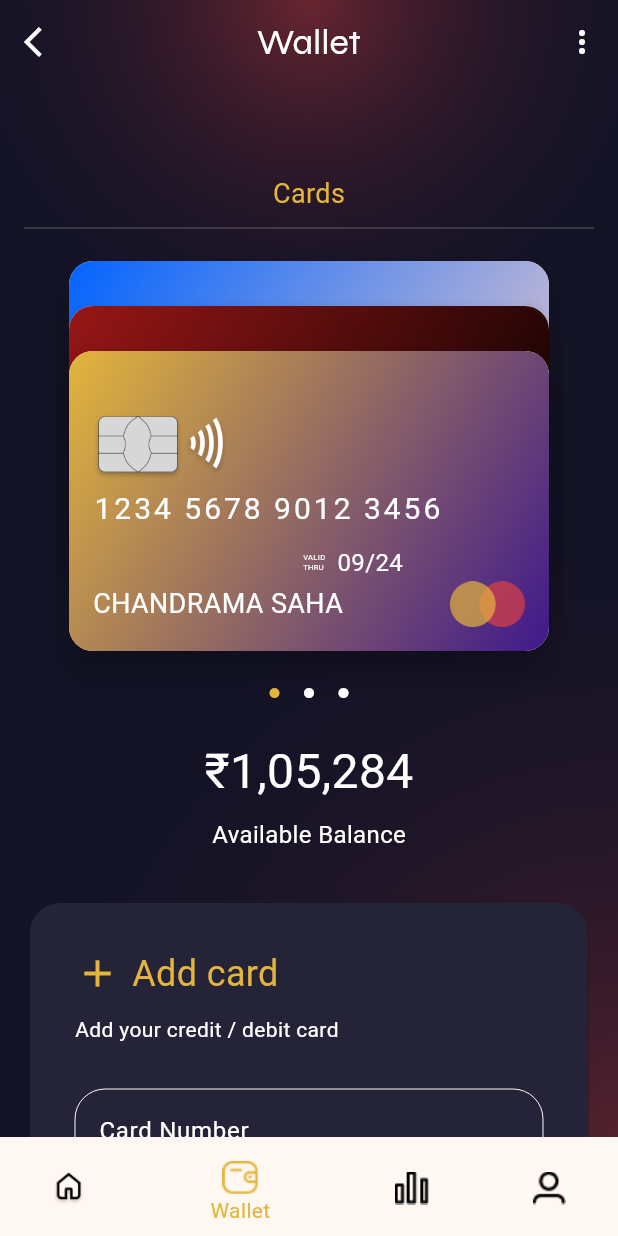
After one commit to Mans22r/Expensify, a Flutter app: the WalletPage screen opened directly, on a phone screen of 412 x 824 dp. The commit adds this screen. Run offline on Flutter 3.47's test engine with Material 3 defaults, Android fonts, the light colour scheme and no system bars; our stand-ins replace google_fonts; Roboto replaces fonts that are missing (DMSans).

Commit message:
bottom navbar changed as widget and wallet page created (#4)

```diff
--- /dev/null
+++ b/lib/bottom_navbar.dart
@@ -0,0 +1,57 @@
+// bottom_nav.dart
+
+import 'package:flutter/material.dart';
+
+class BottomNavBar extends StatelessWidget {
+  final int currentIndex;
+  final Function(int) onTap;
+
+  const BottomNavBar({
+    super.key,
+    required this.currentIndex,
+    required this.onTap,
+  });
+
+  @override
+  Widget build(BuildContext context) {
+    return BottomNavigationBar(
+      // backgroundColor: const Color.fromRGBO(20, 19, 38, 1),
+      items: const <BottomNavigationBarItem>[
+        BottomNavigationBarItem(
+          icon: Padding(
+            padding: EdgeInsets.only(top: 8.0),
+            child: ImageIcon(AssetImage('assets/icons/home.png')),
+          ),
+          label: 'Home',
+        ),
+        BottomNavigationBarItem(
+          icon: Padding(
+            padding: EdgeInsets.only(top: 8.0),
+            child: ImageIcon(AssetImage('assets/icons/wallet.png')),
+          ),
+          label: 'Wallet',
+        ),
+        BottomNavigationBarItem(
+          icon: Padding(
+            padding: EdgeInsets.only(top: 8.0),
+            child: ImageIcon(AssetImage('assets/icons/insight.png')),
+          ),
+          label: 'Insight',
+        ),
+        BottomNavigationBarItem(
+          icon: Padding(
+            padding: EdgeInsets.only(top: 8.0),
+            child: ImageIcon(AssetImage('assets/icons/profile.png')),
+          ),
+          label: 'Profile',
+        ),
+      ],
+      currentIndex: currentIndex,
+      selectedItemColor: const Color.fromRGBO(227, 181, 60, 1),
+      unselectedItemColor: Colors.black,
+      backgroundColor: Colors.transparent,
+      elevation: 0,
+      onTap: onTap,
+    );
+  }
+}
--- a/lib/home_page.dart
+++ b/lib/home_page.dart
@@ -3,7 +3,9 @@
 import 'package:flutter/material.dart';
 import 'package:google_fonts/google_fonts.dart';
 
+import 'bottom_navbar.dart';
 import 'expense_page.dart';
+import 'wallet_page.dart';
 
 class HomePage extends StatefulWidget {
   const HomePage({super.key});
@@ -26,6 +28,31 @@ class _HomePageState extends State<HomePage> {
   setState(() {
     _selectedIndex = index;
   });
+
+  if (index == 0) {
+    Navigator.push(
+      context,
+      MaterialPageRoute(builder: (context) => const HomePage()),
+    );
+  }
+  if (index == 1) {
+    Navigator.push(
+      context,
+      MaterialPageRoute(builder: (context) => const WalletPage()),
+    );
+  }
+  // if (index == 2) {
+  //   Navigator.push(
+  //     context,
+  //     MaterialPageRoute(builder: (context) => const InsightPage()),
+  //   );
+  // }
+  // if (index == 3) {
+  //   Navigator.push(
+  //     context,
+  //     MaterialPageRoute(builder: (context) => const ProfilePage()),
+  //   );
+  // }
 }
 
   @override
@@ -258,43 +285,9 @@ class _HomePageState extends State<HomePage> {
                 ],
               ),
             ),
-            bottomNavigationBar: BottomNavigationBar(
-              // backgroundColor: const Color.fromRGBO(20, 19, 38, 1),
-              items: const <BottomNavigationBarItem>[
-                BottomNavigationBarItem(
-                  icon: Padding(
-                    padding: EdgeInsets.only(top: 8.0),
-                    child: ImageIcon(AssetImage('assets/icons/home.png')),
-                  ),
-                  label: 'Home',
-                ),
-                BottomNavigationBarItem(
-                  icon:Padding(
-                    padding: EdgeInsets.only(top: 8.0),
-                    child: ImageIcon(AssetImage('assets/icons/wallet.png')),
-                  ),
-                  label: 'Wallet',
-                ),
-                BottomNavigationBarItem(
-                  icon: Padding(
-                    padding: EdgeInsets.only(top: 8.0),
-                    child: ImageIcon(AssetImage('assets/icons/insight.png')),
-                  ),
-                  label: 'Insight',
-                ),
-                BottomNavigationBarItem(
-                  icon: Padding(
-                    padding: EdgeInsets.only(top: 8.0),
-                    child: ImageIcon(AssetImage('assets/icons/profile.png')),
-                  ),
-                  label: 'Profile',
-                ),
-              ],
+            bottomNavigationBar: BottomNavBar(
             currentIndex: _selectedIndex,
-              selectedItemColor: const Color.fromRGBO(227, 181, 60, 1),
-              unselectedItemColor: Colors.black,
-              backgroundColor: Colors.transparent,
-              elevation: 0,
+
             onTap: _onItemTapped,
       ),
           ),
--- a/lib/splash_screen.dart
+++ b/lib/splash_screen.dart
@@ -12,12 +12,12 @@ class SplashScreen extends StatefulWidget {
 }
 
 class _SplashScreenState extends State<SplashScreen> {
+
   @override
   void initState() {
     super.initState();
 
-    // Automatically navigate to the HomePage after 5 seconds
-    Timer(const Duration(seconds: 5), () {
+    Timer(const Duration(seconds: 3), () {
       Navigator.of(context).pushReplacement(
         MaterialPageRoute(builder: (context) => const HomePage()),
       );
--- /dev/null
+++ b/lib/wallet_page.dart
@@ -0,0 +1,462 @@
+// ignore_for_file: library_private_types_in_public_api
+
+import 'package:flutter/material.dart';
+import 'package:lascade_app/home_page.dart';
+import 'bottom_navbar.dart';
+
+class WalletPage extends StatefulWidget {
+  const WalletPage({super.key});
+
+  @override
+  _WalletPageState createState() => _WalletPageState();
+}
+
+class _WalletPageState extends State<WalletPage> {
+  int _selectedIndex = 1;
+
+  void _onItemTapped(int index) {
+    setState(() {
+      _selectedIndex = index;
+    });
+    if (index == 0) {
+      Navigator.push(
+        context,
+        MaterialPageRoute(builder: (context) => const HomePage()),
+      );
+    }
+    if (index == 1) {
+      Navigator.push(
+        context,
+        MaterialPageRoute(builder: (context) => const WalletPage()),
+      );
+    }
+    // if (index == 2) {
+    //   Navigator.push(
+    //     context,
+    //     MaterialPageRoute(builder: (context) => const InsightPage()),
+    //   );
+    // }
+    // if (index == 3) {
+    //   Navigator.push(
+    //     context,
+    //     MaterialPageRoute(builder: (context) => const ProfilePage()),
+    //   );
+    // }
+  }
+
+  @override
+  Widget build(BuildContext context) {
+    return Scaffold(
+      extendBodyBehindAppBar: true,
+      appBar: AppBar(
+        backgroundColor: Colors.transparent,
+        leading: IconButton(
+          icon: const Icon(Icons.arrow_back_ios, color: Colors.white),
+          onPressed: () {
+            Navigator.push(
+              context,
+              MaterialPageRoute(builder: (context) => const HomePage()),
+            );
+          },
+        ),
+        title: const Text(
+          'Wallet',
+          style: TextStyle(
+            fontFamily: 'Syne',
+            fontSize: 24,
+            color: Colors.white,
+          ),
+        ),
+        actions: [
+          IconButton(
+            icon: const Icon(Icons.more_vert, color: Colors.white),
+            onPressed: () {
+              // Add action for three dots here
+            },
+          ),
+        ],
+        centerTitle: true,
+        elevation: 0,
+      ),
+      body: Stack(
+        children: [
+          Container(
+            color: const Color.fromRGBO(20, 19, 38, 1),
+          ),
+          Positioned.fill(
+            child: Container(
+              decoration: const BoxDecoration(
+                gradient: RadialGradient(
+                  radius: 0.6,
+                  colors: [
+                    Color.fromRGBO(232, 64, 64, 0.4),
+                    Color.fromRGBO(20, 19, 38, 0.0),
+                  ],
+                  stops: [0.0, 1.0],
+                  center: Alignment.topCenter,
+                ),
+              ),
+            ),
+          ),
+          Positioned.fill(
+            child: Container(
+              decoration: const BoxDecoration(
+                gradient: RadialGradient(
+                  radius: 1.0,
+                  colors: [
+                    Color.fromRGBO(232, 64, 64, 0.3),
+                    Color.fromRGBO(20, 19, 38, 0.0),
+                  ],
+                  stops: [0.0, 1.0],
+                  center: Alignment.bottomRight,
+                ),
+              ),
+            ),
+          ),
+          SingleChildScrollView(
+            child: Padding(
+              padding: const EdgeInsets.all(16.0),
+              child: Column(
+                crossAxisAlignment: CrossAxisAlignment.start,
+                children: [
+                  const SizedBox(height: 100),
+                  const Center(
+                    child: Text(
+                      'Cards',
+                      style: TextStyle(
+                        fontFamily: 'DMSans',
+                        fontSize: 18,
+                        color: Color.fromRGBO(227, 181, 60, 1),
+                      ),
+                    ),
+                  ),
+                  const Divider(
+                    height: 20,
+                    color: Color.fromRGBO(255, 255, 255, 0.2),
+                  ),
+                  const SizedBox(height: 16),
+                  SizedBox(
+                    height: 260, // Adjust height for scroll
+                    child: Center(
+                      child: Stack(
+                        clipBehavior: Clip.none,
+                        alignment: Alignment.center,
+                        children: [
+                          Positioned(
+                            bottom: 60,
+                            child: cardWidget(index: 3), // Third card further below
+                          ),
+                          Positioned(
+                            bottom: 30,
+                            child: cardWidget(index: 2), // Second card slightly below
+                          ),
+                          Positioned(
+                            bottom: 0,
+                            child: cardWidget(index: 1), // First card fully visible
+                          ),
+                        ],
+                      ),
+                    ),
+                  ),
+                  const SizedBox(height: 20), // Adjusted spacing after the card stack
+                  const Center(
+                    child: Row(
+                      mainAxisAlignment: MainAxisAlignment.center,
+                      children: [
+                        Icon(
+                          Icons.circle,
+                          size: 8,
+                          color: Color.fromRGBO(227, 181, 60, 1),
+                        ),
+                        SizedBox(width: 15),
+                        Icon(
+                          Icons.circle,
+                          size: 8,
+                          color: Colors.white,
+                        ),
+                        SizedBox(width: 15),
+                        Icon(
+                          Icons.circle,
+                          size: 8,
+                          color: Colors.white,
+                        ),
+                      ],
+                    ),
+                  ),
+                  const SizedBox(height: 25), // Adjusted space before the amount section
+                  const Center(
+                    child: Column(
+                      children: [
+                        Text(
+                          '₹1,05,284',
+                          style: TextStyle(
+                            fontSize: 32,
+                            color: Colors.white,
+                          ),
+                        ),
+                        SizedBox(height: 8),
+                        Text(
+                          'Available Balance',
+                          style: TextStyle(
+                            fontSize: 16,
+                            color: Colors.white,
+                          ),
+                        ),
+                      ],
+                    ),
+                  ),
+                  const SizedBox(height: 30),
+                  Card(
+                    color: const Color.fromRGBO(36, 35, 55, 1),
+                    shape: RoundedRectangleBorder(
+                      borderRadius: BorderRadius.circular(20),
+                    ),
+                    child: Padding(
+                      padding: const EdgeInsets.all(30),
+                      child: Column(
+                        crossAxisAlignment: CrossAxisAlignment.start,
+                        children: [
+                          const Row(
+                            children: [
+                              Icon(
+                                Icons.add,
+                                color: Color.fromRGBO(227, 181, 60, 1),
+                                size: 30,
+                              ),
+                              SizedBox(width: 8),
+                              Text(
+                                'Add card',
+                                style: TextStyle(
+                                  fontSize: 24,
+                                  color: Color.fromRGBO(227, 181, 60, 1),
+                                ),
+                              ),
+                            ],
+                          ),
+                          const SizedBox(height: 10),
+                          const Text(
+                            'Add your credit / debit card',
+                            style: TextStyle(
+                              fontSize: 14,
+                              color: Colors.white,
+                            ),
+                          ),
+                          const SizedBox(height: 30),
+                          TextField(
+                            decoration: InputDecoration(
+                              labelText: 'Card Number',
+                              labelStyle: const TextStyle(color: Colors.white),
+                              enabledBorder: OutlineInputBorder(
+                                borderRadius: BorderRadius.circular(20),
+                                borderSide:
+                                    const BorderSide(color: Colors.white, width: 0),
+                              ),
+                              focusedBorder: OutlineInputBorder(
+                                borderRadius: BorderRadius.circular(20),
+                                borderSide: const BorderSide(color: Colors.white),
+                              ),
+                            ),
+                          ),
+                          const SizedBox(height: 16),
+                          Row(
+                            children: [
+                              Expanded(
+                                flex: 2,
+                                child: TextField(
+                                  decoration: InputDecoration(
+                                    labelText: 'Expiry Date (MM/YY)',
+                                    labelStyle: const TextStyle(color: Colors.white),
+                                    enabledBorder: OutlineInputBorder(
+                                      borderRadius: BorderRadius.circular(20),
+                                      borderSide:
+                                          const BorderSide(color: Colors.white, width: 0),
+                                    ),
+                                    focusedBorder: OutlineInputBorder(
+                                      borderRadius: BorderRadius.circular(20),
+                                      borderSide: const BorderSide(color: Colors.white),
+                                    ),
+                                  ),
+                                ),
+                              ),
+                              const SizedBox(width: 16),
+                              Expanded(
+                                flex: 1,
+                                child: TextField(
+                                  decoration: InputDecoration(
+                                    labelText: 'CVV',
+                                    labelStyle: const TextStyle(color: Colors.white),
+                                    enabledBorder: OutlineInputBorder(
+                                      borderRadius: BorderRadius.circular(20),
+                                      borderSide: const BorderSide(color: Colors.white, width: 0),
+                                    ),
+                                    focusedBorder: OutlineInputBorder(
+                                      borderRadius: BorderRadius.circular(20),
+                                      borderSide: const BorderSide(color: Colors.white),
+                                    ),
+                                  ),
+                                ),
+                              ),
+                            ],
+                          ),
+                        ],
+                      ),
+                    ),
+                  ),
+                  const SizedBox(height: 24), // Space after the form
+                ],
+              ),
+            ),
+          ),
+        ],
+      ),
+      bottomNavigationBar: BottomNavBar(
+        currentIndex: _selectedIndex,
+        onTap: _onItemTapped,
+      ),
+    );
+  }
+
+  Widget cardWidget({required int index}) {
+    if (index == 1) {
+      return Card(
+        elevation: 8,
+        shape: RoundedRectangleBorder(
+          borderRadius: BorderRadius.circular(16),
+        ),
+        child: Container(
+          width: 320,
+          height: 200,
+          decoration: BoxDecoration(
+            borderRadius: BorderRadius.circular(16),
+            gradient: const LinearGradient(
+              colors: [
+                Color.fromRGBO(227, 181, 60, 1),
+                Color.fromRGBO(62, 25, 140, 1),
+              ],
+              begin: Alignment.topLeft,
+              end: Alignment.bottomRight,
+            ),
+          ),
+          child: Padding(
+            padding: const EdgeInsets.all(16.0),
+            child: Column(
+              crossAxisAlignment: CrossAxisAlignment.start,
+              children: [
+                const SizedBox(height: 25),
+                Row(
+                  children: [
+                    Image.asset(
+                      'assets/images/chip.png',
+                      width: 60,
+                    ),
+                    Image.asset(
+                      'assets/images/wifi.png',
+                      width: 30,
+                    ),
+                  ],
+                ),
+                const SizedBox(height: 5),
+                const Text(
+                  '1234 5678 9012 3456',
+                  style: TextStyle(
+                    fontFamily: 'DMSans',
+                    fontSize: 20,
+                    fontWeight: FontWeight.normal,
+                    color: Colors.white,
+                    letterSpacing: 2.0,
+                  ),
+                ),
+                const SizedBox(height: 10),
+                const Row(
+                  children: [
+                    Padding(padding: EdgeInsets.symmetric(horizontal: 70)),
+                    Text(
+                      'VALID\nTHRU',
+                      style: TextStyle(
+                        fontFamily: 'DMSans',
+                        fontSize: 5,
+                        color: Colors.white,
+                      ),
+                    ),
+                    SizedBox(width: 8),
+                    Text(
+                      '09/24',
+                      style: TextStyle(
+                        fontFamily: 'DMSans',
+                        fontSize: 16,
+                        color: Colors.white,
+                      ),
+                    ),
+                  ],
+                ),
+                const Spacer(),
+                Row(
+                  mainAxisAlignment: MainAxisAlignment.spaceBetween,
+                  children: [
+                    const Text(
+                  'CHANDRAMA SAHA',
+                  style: TextStyle(
+                    fontFamily: 'DMSans',
+                    fontSize: 18,
+                    color: Colors.white,
+                  ),
+                ),
+                    Image.asset(
+                      'assets/images/mastercard.png',
+                      width: 50,
+                    ),
+                  ],
+                ),
+              ],
+            ),
+          ),
+        ),
+      );
+    } else if (index == 2) {
+      return Card(
+        elevation: 8,
+        shape: RoundedRectangleBorder(
+          borderRadius: BorderRadius.circular(16),
+        ),
+        child: Container(
+          width: 320,
+          height: 200,
+          decoration: BoxDecoration(
+            borderRadius: BorderRadius.circular(16),
+            gradient: const LinearGradient(
+              colors: [
+                 Color.fromRGBO(152, 22, 22, 1),
+                 Color.fromRGBO(0, 0, 0, 1),
+              ],
+              begin: Alignment.topLeft,
+              end: Alignment.bottomRight,
+            ),
+          ),
+        ),
+      );
+    } else if (index == 3) {
+      return Card(
+        elevation: 8,
+        shape: RoundedRectangleBorder(
+          borderRadius: BorderRadius.circular(16),
+        ),
+        child: Container(
+          width: 320,
+          height: 200,
+          decoration: BoxDecoration(
+            borderRadius: BorderRadius.circular(16),
+            gradient: const LinearGradient(
+              colors: [
+                Color.fromRGBO(4, 100, 254, 1),
+                Color.fromRGBO(236, 203, 203, 1),
+              ],
+              begin: Alignment.topLeft,
+              end: Alignment.bottomRight,
+            ),
+          ),
+        ),
+      );
+    }
+    return Container(); // Fallback empty container
+  }
+}
--- a/pubspec.yaml
+++ b/pubspec.yaml
@@ -78,6 +78,10 @@ flutter:
     - assets/icons/tshirt.png
     - assets/icons/tv.png
 
+    - assets/images/chip.png
+    - assets/images/wifi.png
+    - assets/images/mastercard.png
+
   # An image asset can refer to one or more resolution-specific "variants", see
   # https://flutter.dev/to/resolution-aware-images
 
```
Also changed, not shown: assets/images/chip.png (added), assets/images/mastercard.png (added), assets/images/wifi.png (added). Lines whose indentation alone changed are shown as unchanged.
